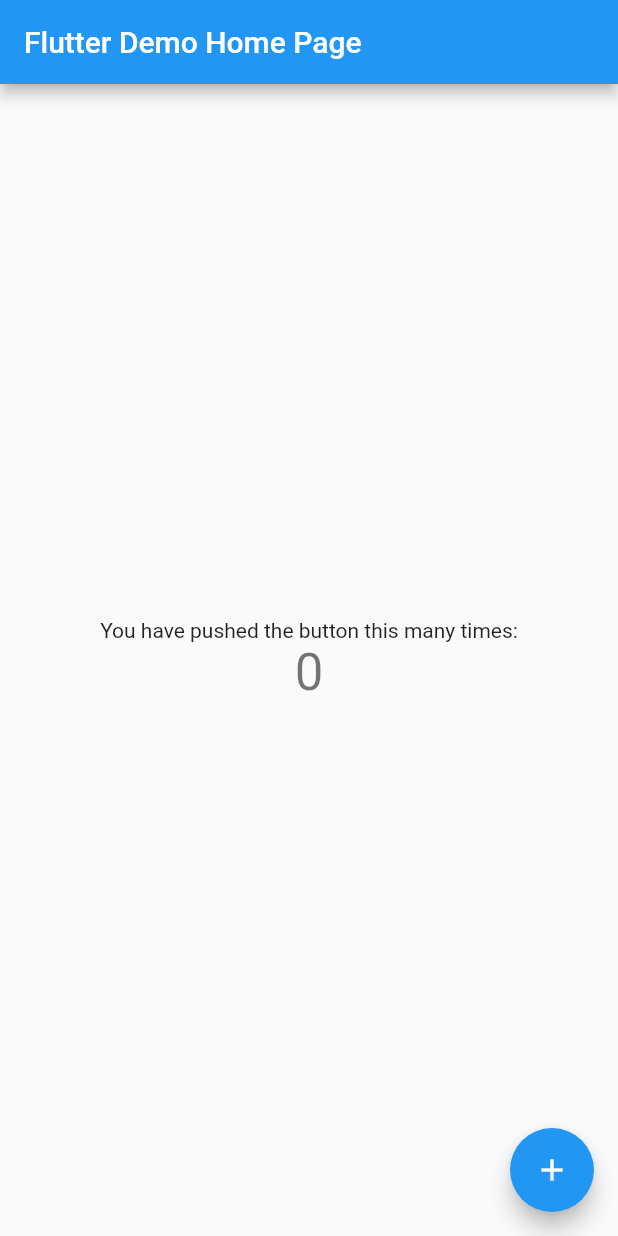
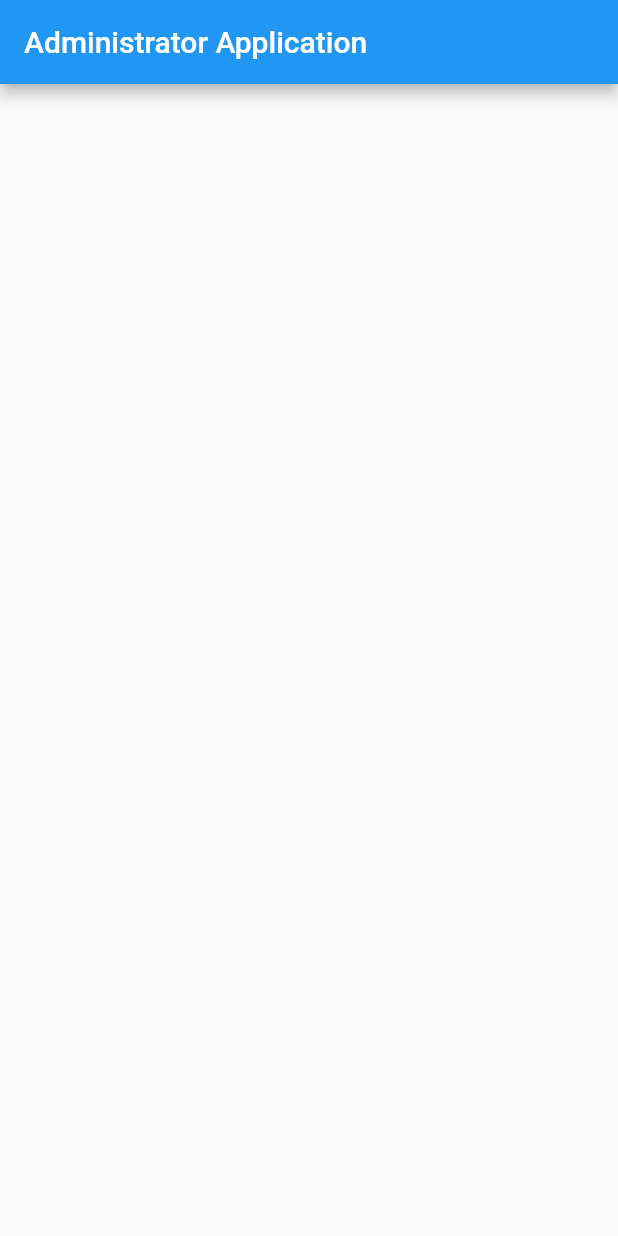
Before and after one commit to IOT-Team-6-2023/admin_app, a Flutter app: the screen it shows after launch, on a phone screen of 412 x 824 dp. Run offline on Flutter 3.47's test engine with Material 2 defaults, Android fonts, the phone set to English and light mode, and no system bars; our stand-ins replace get_it.

```diff
--- a/lib/main.dart
+++ b/lib/main.dart
@@ -1,115 +1,32 @@
 import 'package:flutter/material.dart';
 
 void main() {
-  runApp(const MyApp());
+  runApp(const AdminApp());
 }
 
-class MyApp extends StatelessWidget {
-  const MyApp({super.key});
+class AdminApp extends StatelessWidget {
+  const AdminApp({super.key});
 
-  // This widget is the root of your application.
   @override
   Widget build(BuildContext context) {
     return MaterialApp(
-      title: 'Flutter Demo',
+      title: 'Admin App',
       theme: ThemeData(
-        // This is the theme of your application.
-        //
-        // Try running your application with "flutter run". You'll see the
-        // application has a blue toolbar. Then, without quitting the app, try
-        // changing the primarySwatch below to Colors.green and then invoke
-        // "hot reload" (press "r" in the console where you ran "flutter run",
-        // or simply save your changes to "hot reload" in a Flutter IDE).
-        // Notice that the counter didn't reset back to zero; the application
-        // is not restarted.
         primarySwatch: Colors.blue,
       ),
-      home: const MyHomePage(title: 'Flutter Demo Home Page'),
+      home: const HomePage(),
     );
   }
 }
 
-class MyHomePage extends StatefulWidget {
-  const MyHomePage({super.key, required this.title});
-
-  // This widget is the home page of your application. It is stateful, meaning
-  // that it has a State object (defined below) that contains fields that affect
-  // how it looks.
-
-  // This class is the configuration for the state. It holds the values (in this
-  // case the title) provided by the parent (in this case the App widget) and
-  // used by the build method of the State. Fields in a Widget subclass are
-  // always marked "final".
-
-  final String title;
-
-  @override
-  State<MyHomePage> createState() => _MyHomePageState();
-}
-
-class _MyHomePageState extends State<MyHomePage> {
-  int _counter = 0;
-
-  void _incrementCounter() {
-    setState(() {
-      // This call to setState tells the Flutter framework that something has
-      // changed in this State, which causes it to rerun the build method below
-      // so that the display can reflect the updated values. If we changed
-      // _counter without calling setState(), then the build method would not be
-      // called again, and so nothing would appear to happen.
-      _counter++;
-    });
-  }
-
+class HomePage extends StatelessWidget {
+  const HomePage({super.key});
   @override
   Widget build(BuildContext context) {
-    // This method is rerun every time setState is called, for instance as done
-    // by the _incrementCounter method above.
-    //
-    // The Flutter framework has been optimized to make rerunning build methods
-    // fast, so that you can just rebuild anything that needs updating rather
-    // than having to individually change instances of widgets.
     return Scaffold(
       appBar: AppBar(
-        // Here we take the value from the MyHomePage object that was created by
-        // the App.build method, and use it to set our appbar title.
-        title: Text(widget.title),
+        title: const Text('Administrator Application'),
       ),
-      body: Center(
-        // Center is a layout widget. It takes a single child and positions it
-        // in the middle of the parent.
-        child: Column(
-          // Column is also a layout widget. It takes a list of children and
-          // arranges them vertically. By default, it sizes itself to fit its
-          // children horizontally, and tries to be as tall as its parent.
-          //
-          // Invoke "debug painting" (press "p" in the console, choose the
-          // "Toggle Debug Paint" action from the Flutter Inspector in Android
-          // Studio, or the "Toggle Debug Paint" command in Visual Studio Code)
-          // to see the wireframe for each widget.
-          //
-          // Column has various properties to control how it sizes itself and
-          // how it positions its children. Here we use mainAxisAlignment to
-          // center the children vertically; the main axis here is the vertical
-          // axis because Columns are vertical (the cross axis would be
-          // horizontal).
-          mainAxisAlignment: MainAxisAlignment.center,
-          children: <Widget>[
-            const Text(
-              'You have pushed the button this many times:',
-            ),
-            Text(
-              '$_counter',
-              style: Theme.of(context).textTheme.headlineMedium,
-            ),
-          ],
-        ),
-      ),
-      floatingActionButton: FloatingActionButton(
-        onPressed: _incrementCounter,
-        tooltip: 'Increment',
-        child: const Icon(Icons.add),
-      ), // This trailing comma makes auto-formatting nicer for build methods.
     );
   }
 }
--- a/pubspec.yaml
+++ b/pubspec.yaml
@@ -35,10 +35,15 @@ dependencies:
   # The following adds the Cupertino Icons font to your application.
   # Use with the CupertinoIcons class for iOS style icons.
   cupertino_icons: ^1.0.2
+  get_it:
+  http:
+  json_annotation:
 
 dev_dependencies:
   flutter_test:
     sdk: flutter
+  build_runner:
+  json_serializable:
 
   # The "flutter_lints" package below contains a set of recommended lints to
   # encourage good coding practices. The lint set provided by the package is
```
Also changed, not shown: lib/data/add_new_candidate.dart (added, +19 -0 lines), lib/data/fetch_candidates.dart (added, +22 -0 lines), lib/get_it_init.dart (added, +8 -0 lines), lib/model/candidate.dart (added, +30 -0 lines), lib/model/constituency.dart (added, +16 -0 lines), lib/model/party.dart (added, +15 -0 lines), lib/model/tally_item.dart (added, +16 -0 lines), lib/services/http_client.dart (added, +11 -0 lines), lib/model/candidate.g.dart (added), lib/model/constituency.g.dart (added), lib/model/party.g.dart (added), lib/model/tally_item.g.dart (added), pubspec.lock.
